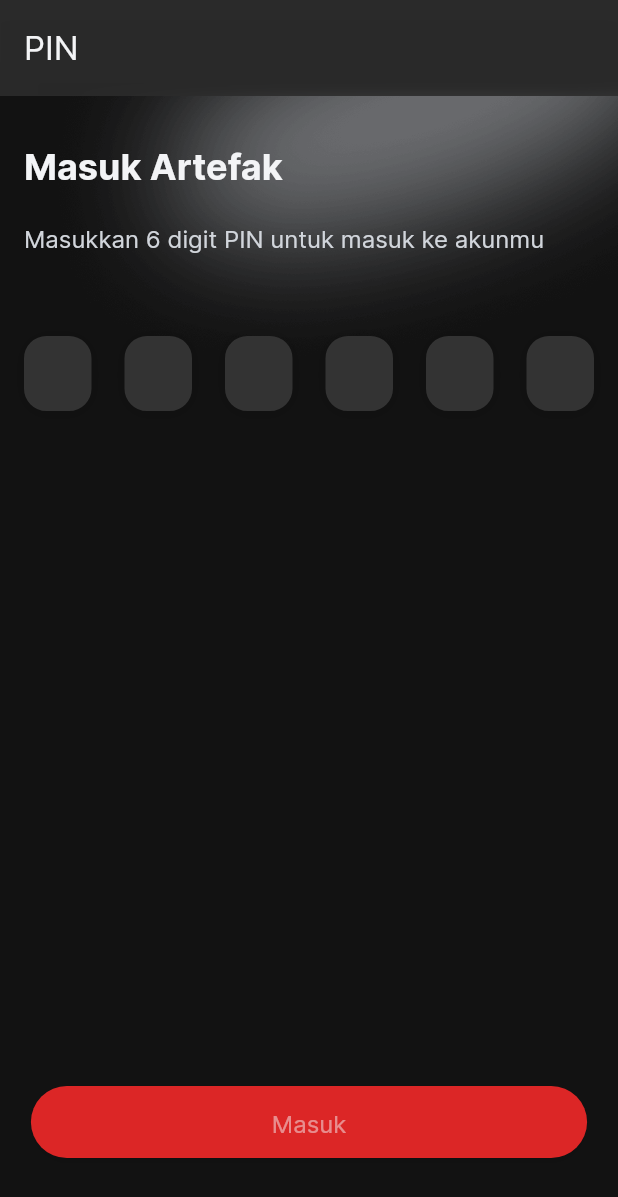
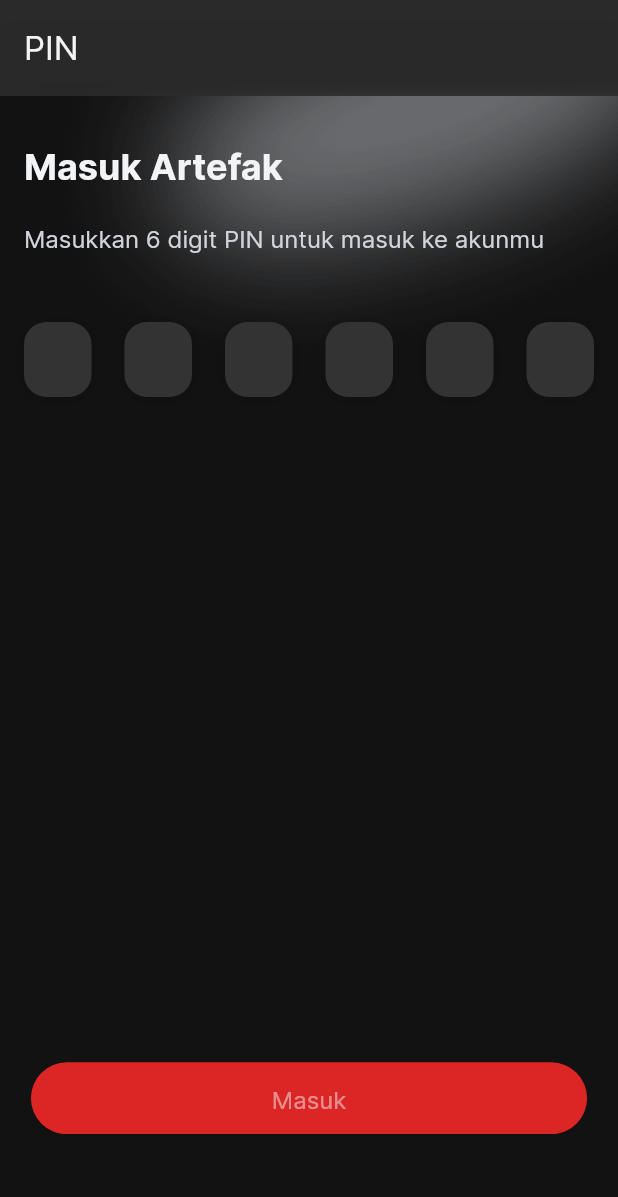
Before and after one commit to artefak-io/Artefak, a Flutter app: the PinAuth screen opened directly, on a phone screen of 412 x 824 dp. Shown: the top 1197 px of the screen. Run offline on Flutter 3.47's test engine with Material 2 defaults, Android fonts, the phone set to English and light mode, and no system bars; drawn by our look-alikes of pin_code_fields; our stand-ins replace bloc, cached_network_image, cloud_firestore, equatable, firebase_auth, firebase_core and 7 more; accounts and stored records are empty; generated files the repository leaves out were written again.

Commit message:
fix create pin, confirm pin, and pin auth ui

```diff
--- a/lib/screens/authentication/confirm_pin.dart
+++ b/lib/screens/authentication/confirm_pin.dart
@@ -40,7 +40,8 @@ class ConfirmPin extends StatelessWidget {
           child: Builder(
             builder: (context) {
               return Scaffold(
-                backgroundColor: Theme.of(context).backgroundColor,
+                resizeToAvoidBottomInset: false,
+                backgroundColor: Colors.transparent,
                 appBar: AppBar(
                   title: Text(
                     "Buat PIN",
@@ -154,7 +155,7 @@ class ConfirmPin extends StatelessWidget {
                                           .pinSucceed()
                                       : null,
                                   child: Text(
-                                    "Input PIN",
+                                    "Simpan",
                                     style: _textTheme.bodyLarge?.copyWith(
                                       fontWeight: FontWeight.w400,
                                       color: isPinValid
--- a/lib/screens/authentication/pin_auth.dart
+++ b/lib/screens/authentication/pin_auth.dart
@@ -50,6 +50,7 @@ class PinAuth extends StatelessWidget {
         child: Builder(
           builder: (context) {
             return Scaffold(
+              resizeToAvoidBottomInset: false,
               backgroundColor: Theme.of(context).primaryColor,
               appBar: PreferredSize(
                 preferredSize: Size.fromHeight(64.0),
--- a/lib/widgets/input_pin_widget.dart
+++ b/lib/widgets/input_pin_widget.dart
@@ -64,15 +64,18 @@ class _InputPinWidgetState extends State<InputPinWidget> {
     TextTheme _textTheme = Theme.of(context).textTheme;
     ThemeData _themeData = Theme.of(context);
     Size size = MediaQuery.of(context).size;
+    print(size.height * 0.16);
 
     return Container(
-      height: size.height - 100,
+      height: size.height - size.height * 0.16,
       width: size.width,
       color: Colors.transparent,
+      child: Padding(
+        padding: EdgeInsets.only(bottom: MediaQuery.of(context).viewInsets.bottom),
         child: Column(
           crossAxisAlignment: CrossAxisAlignment.stretch,
           children: [
-          const SizedBox(height: 30),
+            SizedBox(height: 30),
             Column(children: [
               Row(
                 children: [
@@ -89,7 +92,8 @@ class _InputPinWidgetState extends State<InputPinWidget> {
               ),
               Row(
                 children: [
-                Padding(
+                  Expanded(
+                    child: Padding(
                       padding:
                           const EdgeInsets.only(left: 16, bottom: 16, right: 16),
                       child: Text(widget.bodySubTitle,
@@ -98,10 +102,11 @@ class _InputPinWidgetState extends State<InputPinWidget> {
                               color: _themeData.indicatorColor),
                           textAlign: TextAlign.start),
                     ),
+                  ),
                 ],
               ),
             ]),
-          const SizedBox(height: 30),
+            SizedBox(height: size.height * 0.025),
             Form(
               key: formKey,
               child: Padding(
@@ -124,7 +129,6 @@ class _InputPinWidgetState extends State<InputPinWidget> {
                     controller: textEditingController,
                     keyboardType: TextInputType.number,
                     autoFocus: true,
-                  // obscuringCharacter: '*',
                     animationType: AnimationType.fade,
                     pinTheme: PinTheme(
                       shape: PinCodeFieldShape.box,
@@ -169,13 +173,15 @@ class _InputPinWidgetState extends State<InputPinWidget> {
             Row(
               mainAxisAlignment: MainAxisAlignment.center,
               children: [
-              Padding(
-                  padding: const EdgeInsets.all(16.0),
-                  child: widget.blocBuildButton),
+                Container(
+                    margin: const EdgeInsets.symmetric(horizontal: 16.0),
+                    child: widget.blocBuildButton,
+                ),
               ],
             ),
           ],
         ),
+      ),
     );
   }
 }
```
Also changed, not shown: lib/screens/authentication/create_pin.dart (+29 -9 lines). Lines whose indentation alone changed are shown as unchanged.
